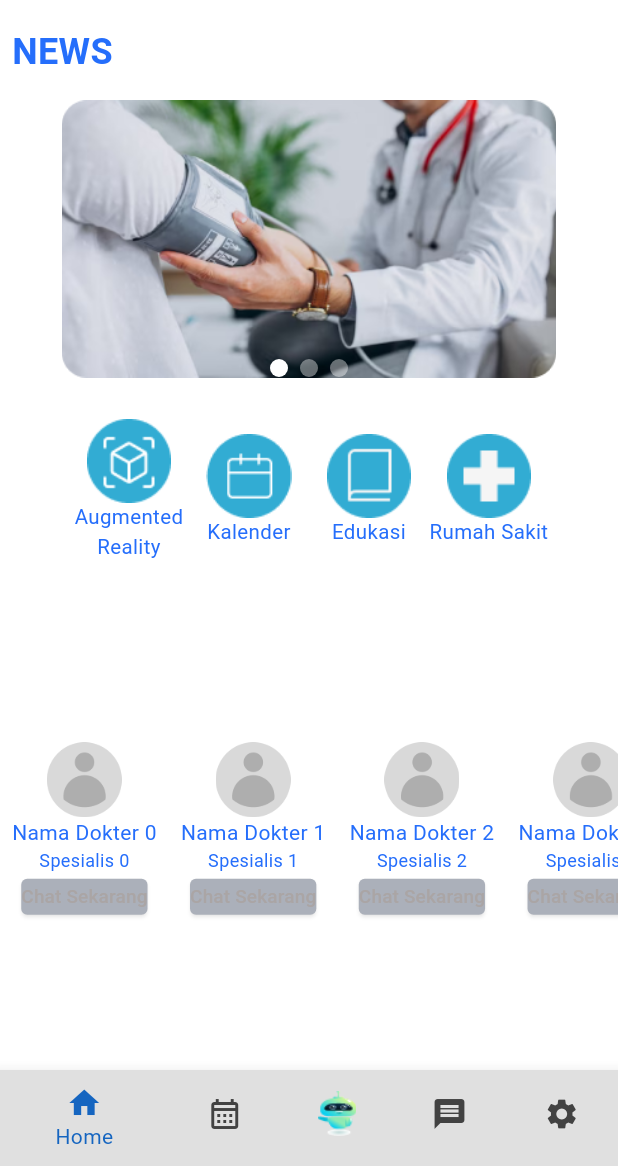
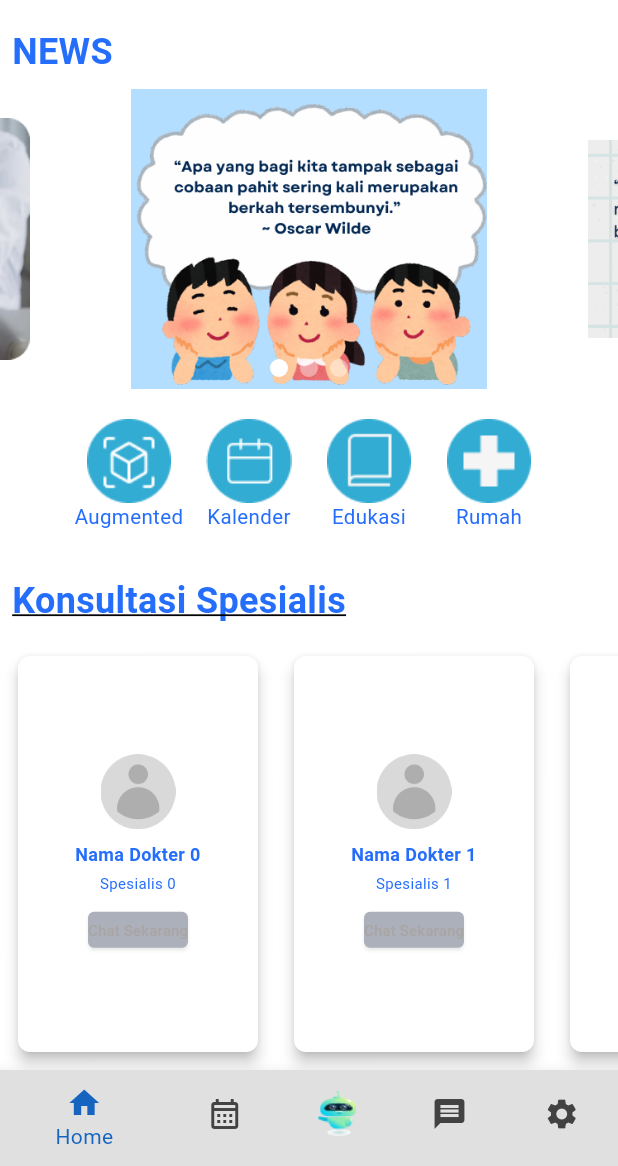
Before and after one commit to AffraAdiWirawan/differdentapp, a Flutter app: the BerandaMain screen opened directly, on a phone screen of 412 x 824 dp, the part 70-1236 px from its top. Run offline on Flutter 3.47's test engine with Material 3 defaults, Android fonts, the phone set to English and light mode, and no system bars; drawn by our look-alikes of flutter_carousel_widget; our stand-ins replace get, table_calendar; Roboto replaces fonts that are missing (Poppins, Sansation).

Commit message:
Update beranda_main.dart

```diff
--- a/lib/pages/beranda_main.dart
+++ b/lib/pages/beranda_main.dart
@@ -25,9 +25,9 @@ class BerandaMainPage extends State<BerandaMain> {
   @override
   Widget build(BuildContext context) {
     final List<Widget> items = [
+      Image.asset(ImageConstant.motivasi1),
+      Image.asset(ImageConstant.motivasi2),
       Image.asset(ImageConstant.banner1),
-      Image.asset(ImageConstant.logogoogle),
-      Image.asset(ImageConstant.logodifferdent),
     ];
 
     final CarouselOptions options = CarouselOptions(
@@ -96,7 +96,7 @@ class BerandaMainPage extends State<BerandaMain> {
                       child: Column(
                         children: [
                           Image.asset(ImageConstant.iconar),
-                          const Text('Augmented Reality', textAlign: TextAlign.center,)
+                          const Text('Augmented', textAlign: TextAlign.center,)
                         ],
                       ),
                     ),
@@ -141,12 +141,24 @@ class BerandaMainPage extends State<BerandaMain> {
                       child: Column(
                         children: [
                           Image.asset(ImageConstant.iconrumahsakit),
-                          const Text('Rumah Sakit', textAlign: TextAlign.center,)
+                          const Text('Rumah', textAlign: TextAlign.center,)
                         ],
                       ),
                     ),
                 ),
               ],
+            ),
+          ),
+          Container(
+            alignment: Alignment.centerLeft,
+            padding: const EdgeInsets.all(8.0),
+            child: Text(
+              'Konsultasi Spesialis',
+             style: TextStyle(
+              fontSize: 24,
+              fontWeight: FontWeight.bold,
+              decoration: TextDecoration.underline,
+            ),
           ),
         ),
          Expanded(
@@ -156,30 +168,47 @@ class BerandaMainPage extends State<BerandaMain> {
               itemBuilder: (context, index) {
                 return Padding(
                   padding: const EdgeInsets.all(8.0),
+                  child: Card(
+                    elevation: 4.0,
+                    shape: RoundedRectangleBorder(
+                      borderRadius: BorderRadius.circular(8.0),
+                    ),
                     child: SizedBox(
-                    height: 100,
-                    child: Center(
+                      width: 160, // Mengubah lebar card dokter
+                      child: Padding(
+                        padding: const EdgeInsets.all(8.0),
                         child: Column(
                           mainAxisAlignment: MainAxisAlignment.center,
                           children: [
                             SizedBox(
                               width: 50,
                               height: 50,
-                            child:
-                              Image.asset(ImageConstant.usericon)
+                              child: Image.asset(ImageConstant.usericon),
                             ),
-                          Text('Nama Dokter $index', style: const TextStyle(fontSize: 14)),
-                          Text('Spesialis $index', style: const TextStyle(fontSize: 12)),
+                            SizedBox(height: 8.0),
+                            Text(
+                              'Nama Dokter $index',
+                              style: const TextStyle(fontSize: 12, fontWeight: FontWeight.bold),
+                              textAlign: TextAlign.center,
+                            ),
+                            SizedBox(height: 4.0),
+                            Text(
+                              'Spesialis $index',
+                              style: const TextStyle(fontSize: 10),
+                              textAlign: TextAlign.center,
+                            ),
+                            SizedBox(height: 8.0),
                             ElevatedButton(
                               onPressed: () {
-                                // Perform login action with _nummail and _pass
+                                // Navigasi ke layar dokter
                                 Get.to(DoctorScreen());
                               },
-                            child: const Text('Chat Sekarang'),
+                              child: const Text('Chat Sekarang', style: TextStyle(fontSize: 10)),
                             ),
                           ],
                         ),
-                    )
+                      ),
+                    ),
                   ),
                 );
               },
```
Lines whose indentation alone changed are shown as unchanged.
